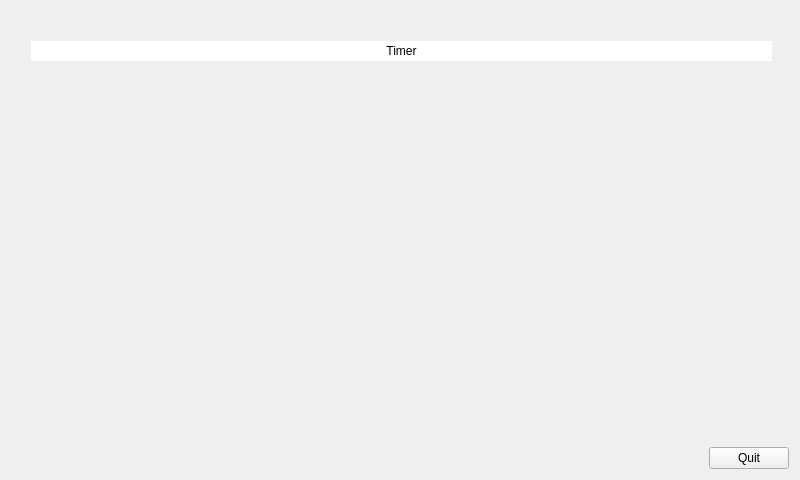
Before: the Qt Designer form widget.ui in GiorgioMarinangeli/HelloQtWorld, drawn with Qt 5.
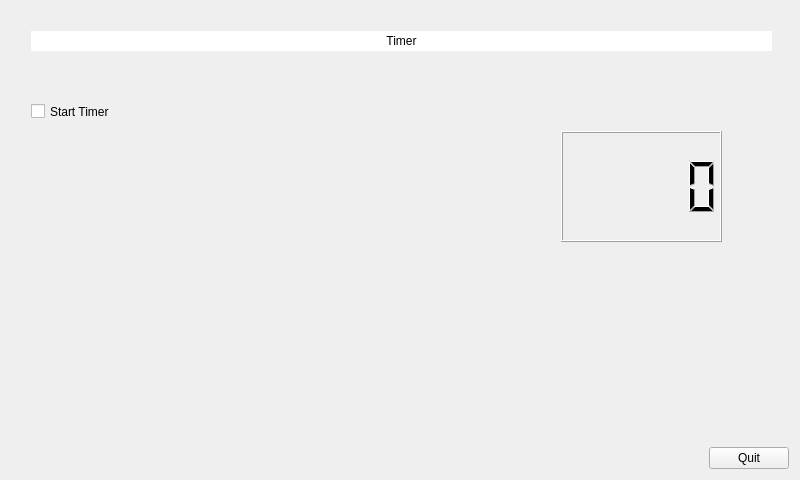
After: the same form once the commit is applied. The open tabs and pages were chosen to show the change. Icons and pictures are not drawn. Custom widgets are drawn as their Qt base class.

What changed in the file:
```diff
--- a/widget.ui
+++ b/widget.ui
@@ -524,7 +524,7 @@
        <property name="geometry">
         <rect>
          <x>20</x>
-         <y>30</y>
+         <y>20</y>
          <width>741</width>
          <height>20</height>
         </rect>
@@ -539,6 +539,29 @@
         <set>Qt::AlignCenter</set>
        </property>
       </widget>
+      <widget class="QLCDNumber" name="timerLcdNumber">
+       <property name="geometry">
+        <rect>
+         <x>550</x>
+         <y>120</y>
+         <width>161</width>
+         <height>111</height>
+        </rect>
+       </property>
+      </widget>
+      <widget class="QCheckBox" name="startTimerCheckBox">
+       <property name="geometry">
+        <rect>
+         <x>20</x>
+         <y>80</y>
+         <width>111</width>
+         <height>41</height>
+        </rect>
+       </property>
+       <property name="text">
+        <string>Start Timer</string>
+       </property>
+      </widget>
      </widget>
     </widget>
    </item>
```
Left out of the diff: 21 changed lines with no effect on the pictures.
